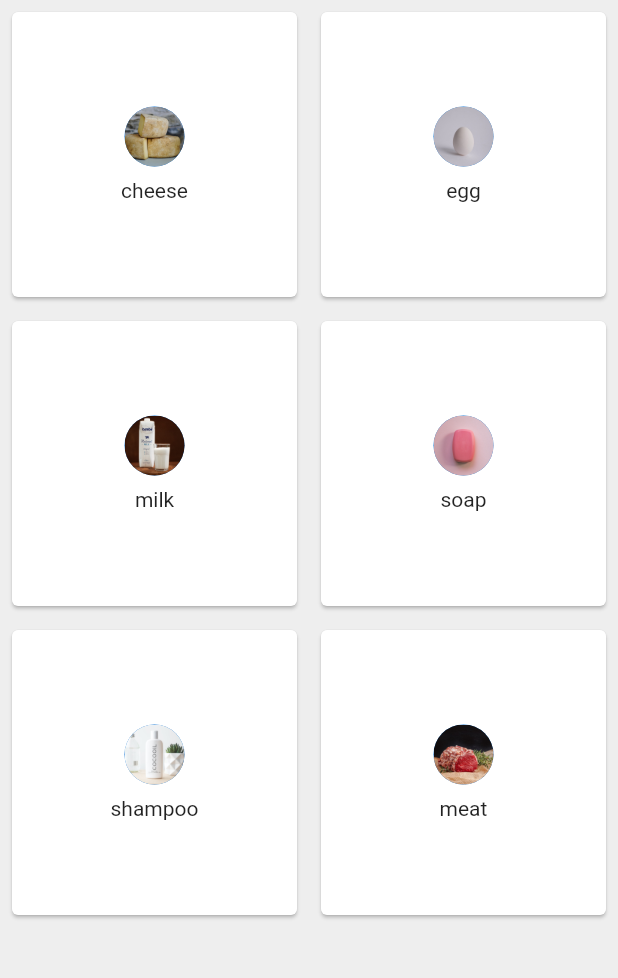
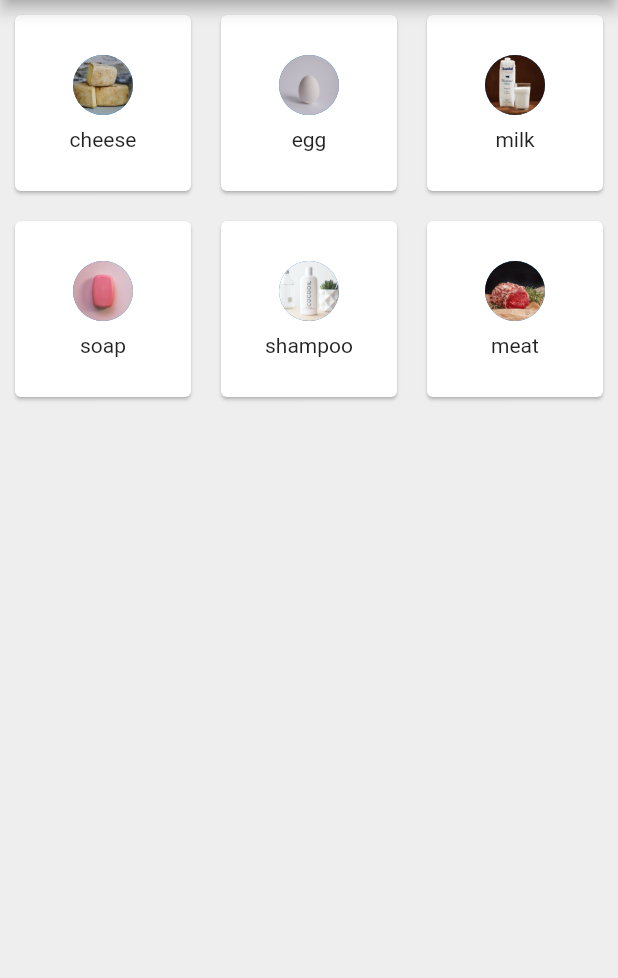
Before and after one commit to RedBaron1918/flutter_grid, a Flutter app: the screen it shows after launch, after a tap on the "grid view" icon, on a phone screen of 412 x 824 dp, the part 84-1062 px from its top. Run offline on Flutter 3.47's test engine with Material 2 defaults, Android fonts, the phone set to English and light mode, and no system bars.

Commit message:
made it bit better

```diff
--- /dev/null
+++ b/lib/consts.dart
@@ -0,0 +1,10 @@
+import 'classes/product.dart';
+
+ List<Product> products = [
+    Product(img: "cheese.jpg",price: 20,productName: "cheese"),
+    Product(img: "egg.jpg",price: 10,productName: "egg"),
+    Product(img: "milk.jpg",price: 3,productName: "milk"),
+    Product(img: "soap.jpg",price: 4,productName: "soap"),
+    Product(img: "shampoo.jpg",price: 5,productName: "shampoo"),
+    Product(img: "meat.jpg",price: 30,productName: "meat"),
+  ];
--- a/lib/main.dart
+++ b/lib/main.dart
@@ -1,89 +1,44 @@
 import 'package:flutter/material.dart';
-import 'classes/product.dart';
+import 'consts.dart';
+import 'widgets/grid.dart';
+import 'widgets/list.dart';
+
 
 class ProductList extends StatefulWidget {
   const ProductList({super.key});
-
   @override
   State<ProductList> createState() => _ProductListState();
 }
 
 class _ProductListState extends State<ProductList> {
-  List<Product> products = [
-    Product(img: "cheese.jpg",price: 20,productName: "cheese"),
-    Product(img: "egg.jpg",price: 10,productName: "egg"),
-    Product(img: "milk.jpg",price: 3,productName: "milk"),
-    Product(img: "soap.jpg",price: 4,productName: "soap"),
-    Product(img: "shampoo.jpg",price: 5,productName: "shampoo"),
-    Product(img: "meat.jpg",price: 30,productName: "meat"),
-  ];
-
   bool _isListView = true;
-
   @override
   Widget build(BuildContext context) {
     return Scaffold(
       backgroundColor: Colors.grey[200],
       appBar: AppBar(
         backgroundColor: Colors.blue[900],
-        title:const Text('List of Products'),
+        title: const Text('List of Products'),
         centerTitle: true,
         actions: [
           IconButton(
-            onPressed: () {
-              setState(() {
-                _isListView = !_isListView;
-              });
-            },
-            icon: Icon(Icons.grid_view)
-          )
+              onPressed: () {
+                setState(() {
+                  _isListView = !_isListView;
+                });
+              },
+              icon: const Icon(Icons.grid_view))
         ],
-        elevation: 0,
       ),
       body: _isListView
-        ? ListView.builder(
-            itemCount:products.length,
-            itemBuilder: (context, index){
-              return Padding(
-                padding: const EdgeInsets.symmetric(vertical: 1.0, horizontal: 4.0),
-                child: Card(
-                  child:ListTile(
-                    title: Text(products[index].productName),
-                    leading: CircleAvatar(backgroundImage: AssetImage('assets/${products[index].img}')),
-                  ),
-                ),
-              );
-            },
-          )
-        : GridView.builder(
-            itemCount: products.length,
-            gridDelegate: SliverGridDelegateWithFixedCrossAxisCount(crossAxisCount: 2),
-            itemBuilder: (context, index) {
-              return Padding(
-                padding: const EdgeInsets.all(4.0),
-                child: Card(
-                  child: Center(
-                    child: Column(
-                      mainAxisAlignment: MainAxisAlignment.center,
-                      children: [
-                        CircleAvatar(backgroundImage: AssetImage('assets/${products[index].img}')),
-                        SizedBox(height: 8),
-                        Text(products[index].productName),
-                      ],
-                    ),
-                  ),
-                ),
-              );
-            },
-          ),
+          ? ListWidget(product: products)
+          : GridWidget(product: products),
     );
   }
 }
 
 void main() {
   runApp(const MaterialApp(
-    home: Scaffold(
-      body: ProductList(),
-    ),
+    home: ProductList(),
   ));
 }
--- /dev/null
+++ b/lib/widgets/grid.dart
@@ -0,0 +1,39 @@
+import 'package:flutter/material.dart';
+import 'package:flutter_application_1/classes/product.dart';
+
+class GridWidget extends StatelessWidget {
+  const GridWidget({
+    super.key,
+    required this.product,
+  });
+
+  final List<Product> product;
+
+  @override
+  Widget build(BuildContext context) {
+    return GridView.builder(
+      itemCount: product.length,
+      gridDelegate:
+          const SliverGridDelegateWithFixedCrossAxisCount(crossAxisCount: 3),
+      itemBuilder: (context, index) {
+        return Padding(
+          padding: const EdgeInsets.all(6.0),
+          child: Card(
+            child: Center(
+              child: Column(
+                mainAxisAlignment: MainAxisAlignment.center,
+                children: [
+                  CircleAvatar(
+                      backgroundImage:
+                          AssetImage('assets/${product[index].img}')),
+                  const SizedBox(height: 8),
+                  Text(product[index].productName),
+                ],
+              ),
+            ),
+          ),
+        );
+      },
+    );
+  }
+}
--- /dev/null
+++ b/lib/widgets/list.dart
@@ -0,0 +1,30 @@
+import 'package:flutter/material.dart';
+import 'package:flutter_application_1/classes/product.dart';
+
+class ListWidget extends StatelessWidget {
+  const ListWidget({
+    super.key,
+    required this.product,
+  });
+
+  final List<Product> product;
+
+  @override
+  Widget build(BuildContext context) {
+    return ListView.builder(
+      itemCount: product.length,
+      itemBuilder: (context, index) {
+        return Padding(
+          padding: const EdgeInsets.symmetric(vertical: 1.0, horizontal: 4.0),
+          child: Card(
+            child: ListTile(
+              title: Text(product[index].productName),
+              leading: CircleAvatar(
+                  backgroundImage: AssetImage('assets/${product[index].img}')),
+            ),
+          ),
+        );
+      },
+    );
+  }
+}
```
